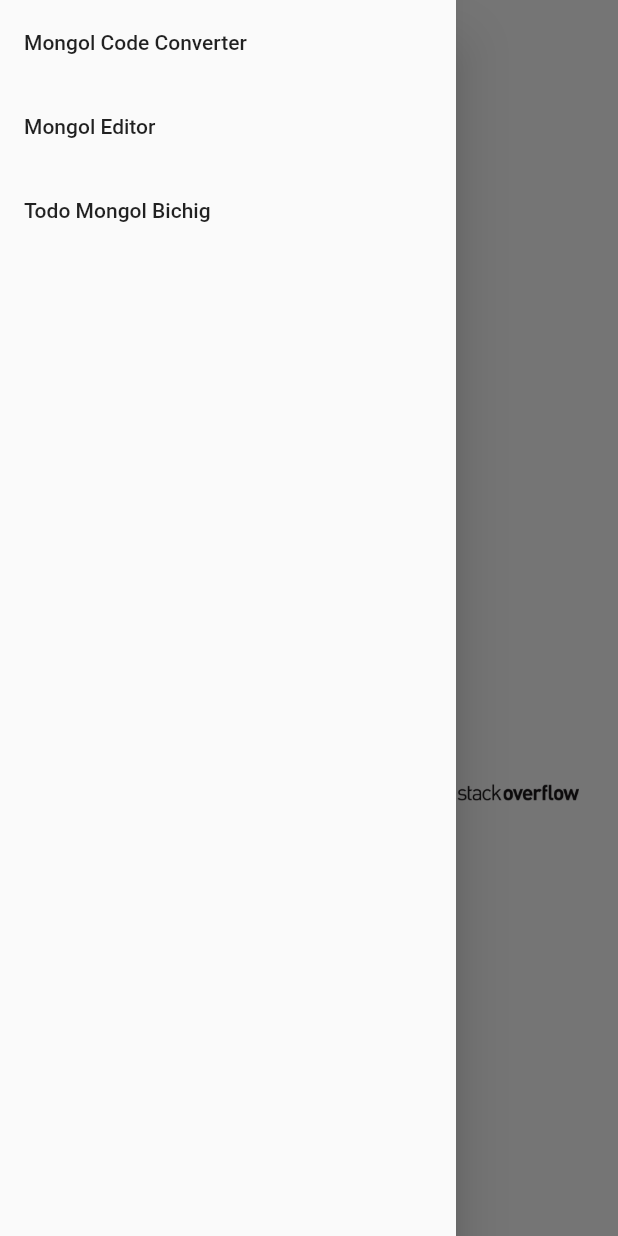
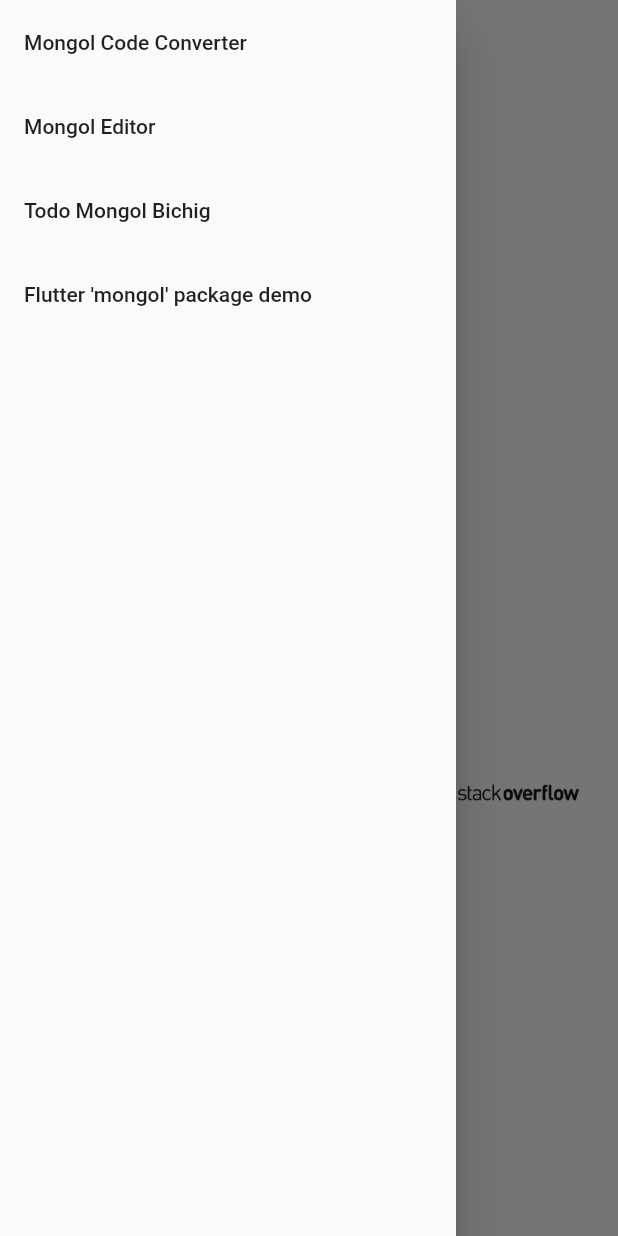
Before and after one commit to suragch/flutter_portfolio, a Flutter app: the screen it shows after launch, with the side drawer open, on a phone screen of 412 x 824 dp. Run offline on Flutter 3.47's test engine with Material 2 defaults, Android fonts, the phone set to English and light mode, and no system bars; missing offline and left inert: dart:html.

Commit message:
added mongol package demo

```diff
--- a/lib/main.dart
+++ b/lib/main.dart
@@ -50,6 +50,13 @@ class MyHomePage extends StatelessWidget {
               onTap: () => html.window.open(
                 'https://suragch.dev/apps/todo_editor/',
                 'Todo Mongol Bichig',
+              ),
+            ),
+            ListTile(
+              title: Text("Flutter 'mongol' package demo"),
+              onTap: () => html.window.open(
+                'https://suragch.dev/apps/mongol/',
+                'mongol',
               ),
             )
           ],
```
